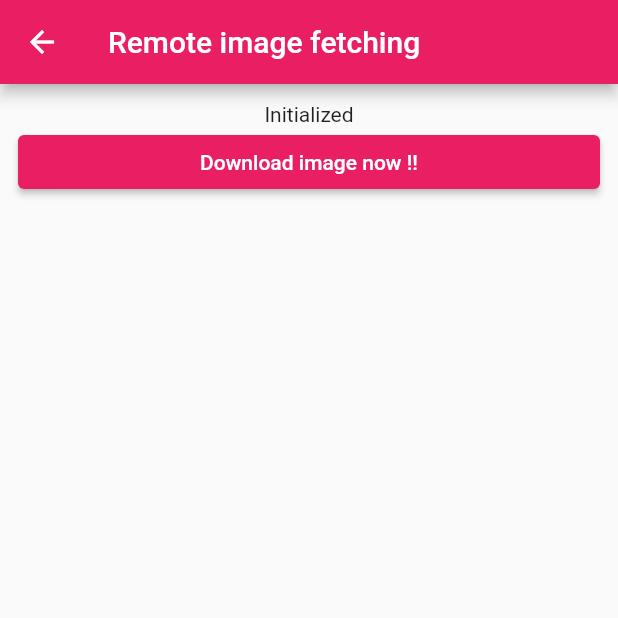
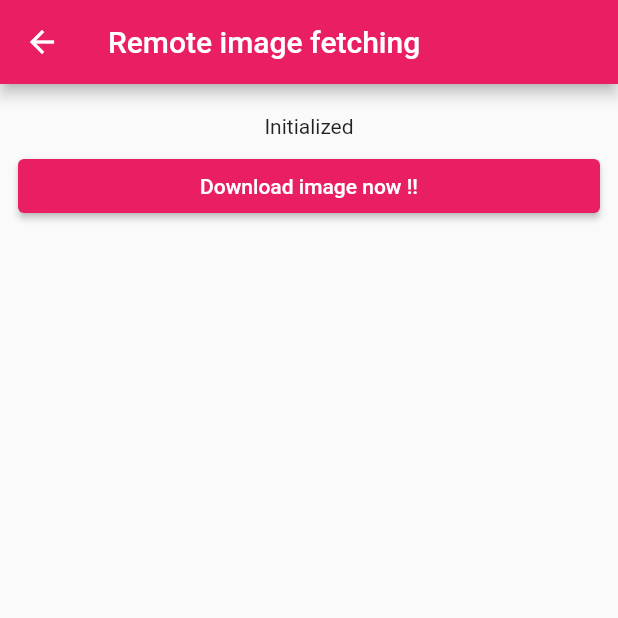
Before and after one commit to ocwvar/FlutterPlayground, a Flutter app: the RemoteImageView screen opened directly, on a phone screen of 412 x 824 dp, the top half of it. Run offline on Flutter 3.47's test engine with Material 2 defaults, Android fonts, the phone set to English and light mode, and no system bars; our stand-ins replace dio.

Commit message:
enhanced remote image fetch page

```diff
--- a/lib/page/remote_image/view.dart
+++ b/lib/page/remote_image/view.dart
@@ -3,9 +3,11 @@ import 'package:flutter_playground/base/base_remote_view_model.dart';
 import 'package:flutter_playground/page/remote_image/model.dart';
 import 'package:flutter_playground/page/remote_image/view_model.dart';
 import 'package:flutter_playground/widget/platform/scaffold.dart';
+import 'package:flutter_playground/widget/platform/styles.dart';
 import 'package:provider/provider.dart';
 
 import '../../widget/platform/app_bar.dart';
+import '../../widget/platform/button.dart';
 
 class RemoteImageView extends StatefulWidget {
   const RemoteImageView({Key? key}) : super(key: key);
@@ -16,7 +18,7 @@ class RemoteImageView extends StatefulWidget {
 
 class _RemoteImageView extends State<RemoteImageView> {
 
-  Text statusOfViewModel(RemoteImageViewModel viewModel) {
+  Widget statusOfViewModel(RemoteImageViewModel viewModel) {
     final String text;
     switch (viewModel.currentStatus()) {
       case Status.initialized:
@@ -33,7 +35,10 @@ class _RemoteImageView extends State<RemoteImageView> {
         break;
     }
 
-    return Text(text, style: Theme.of(context).textTheme.bodyMedium);
+    return Padding(
+      padding: const EdgeInsets.all(8),
+      child: Text(text, style: PlatformTextStyles.forContent(context)),
+    );
   }
 
   Widget imageFromViewModel(RemoteImageViewModel viewModel) {
@@ -52,7 +57,7 @@ class _RemoteImageView extends State<RemoteImageView> {
   @override
   Widget build(BuildContext context) {
     return PlatformScaffold(
-      isiOSLargeStyle: true,
+      isiOSLargeStyle: false,
       platformAppBar: PlatformAppBar(
           context: context,
           title: "Remote image fetching"
@@ -69,7 +74,7 @@ class _RemoteImageView extends State<RemoteImageView> {
                   statusOfViewModel(viewModel),
                   SizedBox(
                       width: double.infinity,
-                      child: ElevatedButton(
+                      child: PlatformButton(
                           onPressed: () => viewModel.fetch(),
                           child: const Text("Download image now !!")
                       )
```
